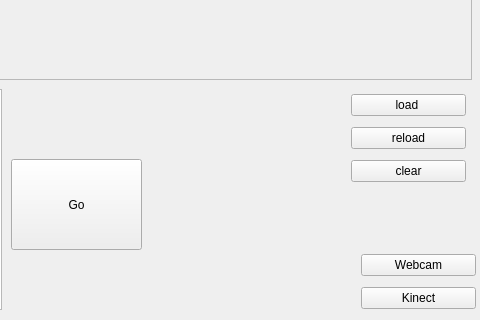
Qt form ui/mainwindow.ui (najlepsiwebdesigner/opencv-lab) before a commit; both pictures show x 239 to 719 and y 441 to 761 of the 719 by 761 pixel window.
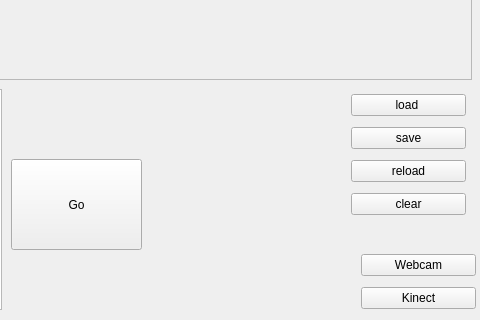
The same form after that commit.

```diff
--- a/ui/mainwindow.ui
+++ b/ui/mainwindow.ui
@@ -101,7 +101,7 @@
       <x>590</x>
       <y>530</y>
       <width>115</width>
-      <height>100</height>
+      <height>134</height>
      </rect>
     </property>
     <layout class="QVBoxLayout" name="verticalLayout_3">
@@ -112,6 +112,13 @@
        </property>
       </widget>
      </item>
+     <item>
+      <widget class="QPushButton" name="savePictures">
+       <property name="text">
+        <string>save</string>
+       </property>
+      </widget>
+     </item>
      <item>
       <widget class="QPushButton" name="reload">
        <property name="text">
```
